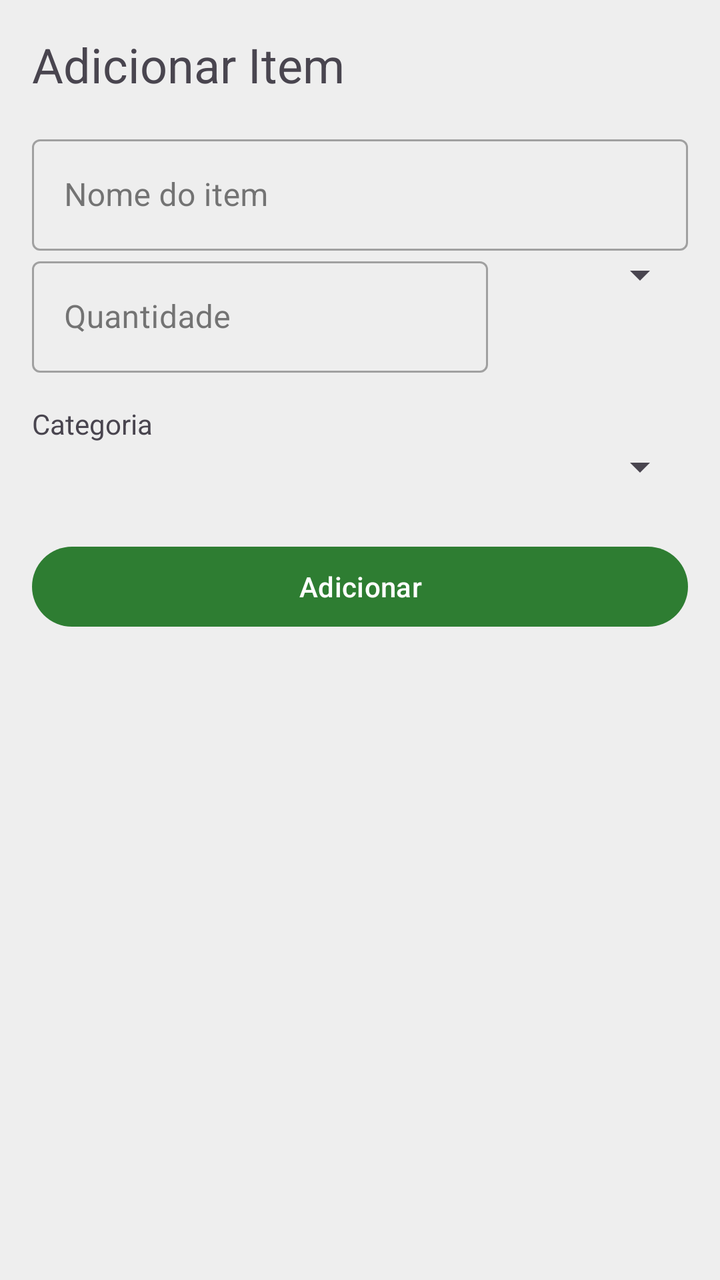
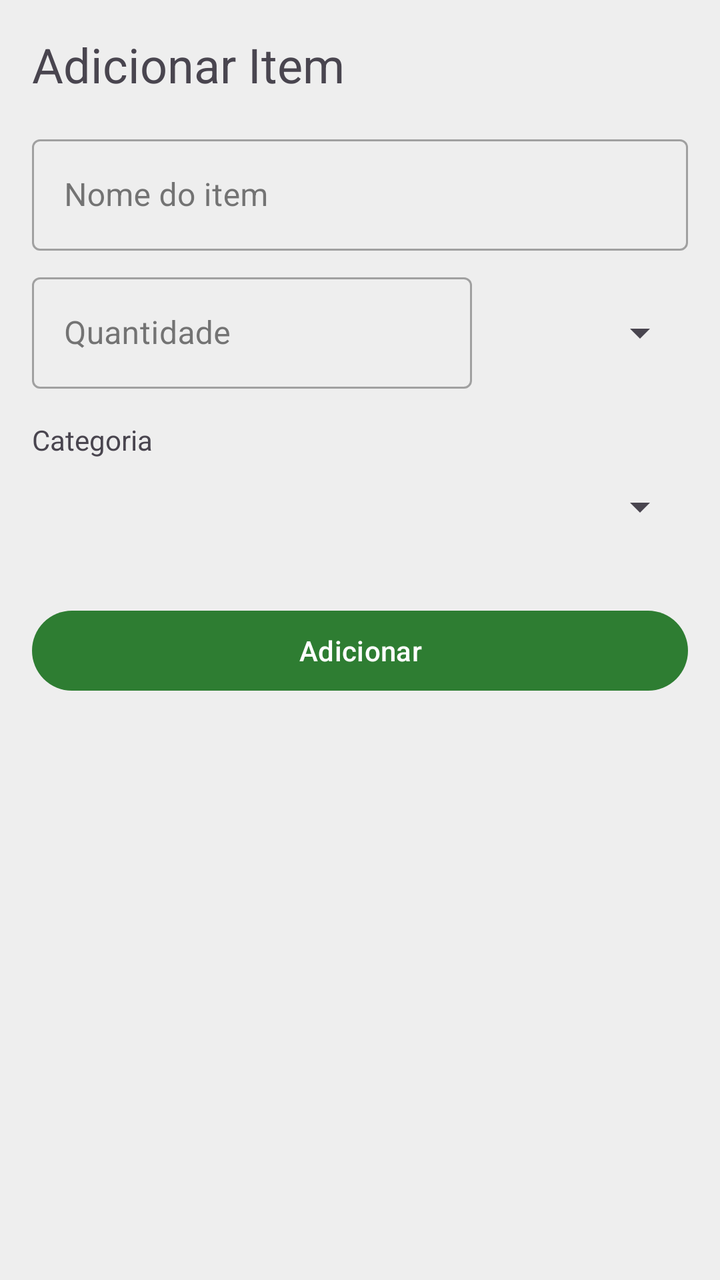

Compare the two renders of this Android layout. The source of the first and the diff that turns it into the second are given below.
<!-- AndroidManifest.xml: application theme Theme.hypergenericlistforbuyingstuff -->
<!-- res/layout/activity_add_item.xml -->
<LinearLayout xmlns:android="http://schemas.android.com/apk/res/android"
    android:layout_width="match_parent"
    android:layout_height="match_parent"
    android:orientation="vertical"
    android:padding="16dp">

    <TextView
        android:id="@+id/textViewTitle"
        android:layout_width="wrap_content"
        android:layout_height="wrap_content"
        android:text="Adicionar Item"
        android:textSize="24sp"
        android:layout_marginBottom="16dp" />

    <com.google.android.material.textfield.TextInputLayout
        android:id="@+id/textInputLayoutItemName"
        android:layout_width="match_parent"
        android:layout_height="wrap_content"
        style="@style/Widget.MaterialComponents.TextInputLayout.OutlinedBox">

        <com.google.android.material.textfield.TextInputEditText
            android:id="@+id/editTextItemName"
            android:layout_width="match_parent"
            android:layout_height="wrap_content"
            android:hint="Nome do item" />
    </com.google.android.material.textfield.TextInputLayout>

    <LinearLayout
        android:layout_width="match_parent"
        android:layout_height="wrap_content"
        android:orientation="horizontal">

        <com.google.android.material.textfield.TextInputLayout
            android:id="@+id/textInputLayoutQuantity"
            android:layout_width="0dp"
            android:layout_weight="1"
            android:layout_height="wrap_content"
            style="@style/Widget.MaterialComponents.TextInputLayout.OutlinedBox">

            <com.google.android.material.textfield.TextInputEditText
                android:id="@+id/editTextQuantity"
                android:layout_width="match_parent"
                android:layout_height="wrap_content"
                android:hint="Quantidade"
                android:inputType="numberDecimal" />
        </com.google.android.material.textfield.TextInputLayout>

        <Spinner
            android:id="@+id/spinnerUnit"
            android:layout_width="wrap_content"
            android:layout_height="wrap_content"
            android:minWidth="100dp" />
    </LinearLayout>

    <TextView
        android:layout_width="wrap_content"
        android:layout_height="wrap_content"
        android:layout_marginTop="16dp"
        android:text="Categoria" />

    <Spinner
        android:id="@+id/spinnerCategory"
        android:layout_width="match_parent"
        android:layout_height="wrap_content" />

    <Button
        android:id="@+id/buttonAddItem"
        android:layout_width="match_parent"
        android:layout_height="wrap_content"
        android:layout_marginTop="24dp"
        android:text="Adicionar" />
</LinearLayout>
<!-- resources referenced by this layout -->
<resources>
  <style name="Theme.hypergenericlistforbuyingstuff" parent="Theme.Material3.DayNight.NoActionBar">
  
          <item name="colorPrimary">#2E7D32</item>
          <item name="colorOnPrimary">#FFFFFF</item>
  
          <item name="colorPrimaryContainer">#81C784</item>
          <item name="colorOnPrimaryContainer">#1B5E20</item>
  
          <item name="colorSecondary">#BDBDBD</item>
          <item name="colorOnSecondary">#212121</item>
  
          <item name="colorSecondaryContainer">#F5F5F5</item>
          <item name="colorOnSecondaryContainer">#616161</item>
  
          <item name="android:colorBackground">#EEEEEE</item>
          <item name="colorOnBackground">#212121</item>
          <item name="colorSurface">#FFFFFF</item>
  
          <item name="colorOnSurface">#212121</item>
  
          <item name="android:statusBarColor">?attr/colorPrimary</item>
      </style>
</resources>

<!-- the commit's change to res/layout/activity_add_item.xml (unified diff, before → after) -->
@@ -1,72 +1,82 @@
-<LinearLayout xmlns:android="http://schemas.android.com/apk/res/android"
+<?xml version="1.0" encoding="utf-8"?>
+<ScrollView xmlns:android="http://schemas.android.com/apk/res/android"
     android:layout_width="match_parent"
-    android:layout_height="match_parent"
-    android:orientation="vertical"
-    android:padding="16dp">
-
-    <TextView
-        android:id="@+id/textViewTitle"
-        android:layout_width="wrap_content"
-        android:layout_height="wrap_content"
-        android:text="Adicionar Item"
-        android:textSize="24sp"
-        android:layout_marginBottom="16dp" />
-
-    <com.google.android.material.textfield.TextInputLayout
-        android:id="@+id/textInputLayoutItemName"
-        android:layout_width="match_parent"
-        android:layout_height="wrap_content"
-        style="@style/Widget.MaterialComponents.TextInputLayout.OutlinedBox">
-
-        <com.google.android.material.textfield.TextInputEditText
-            android:id="@+id/editTextItemName"
-            android:layout_width="match_parent"
-            android:layout_height="wrap_content"
-            android:hint="Nome do item" />
-    </com.google.android.material.textfield.TextInputLayout>
+    android:layout_height="wrap_content">
 
     <LinearLayout
         android:layout_width="match_parent"
         android:layout_height="wrap_content"
-        android:orientation="horizontal">
+        android:orientation="vertical"
+        android:padding="16dp">
+
+        <TextView
+            android:id="@+id/textViewTitle"
+            android:layout_width="wrap_content"
+            android:layout_height="wrap_content"
+            android:layout_marginBottom="16dp"
+            android:text="Adicionar Item"
+            android:textSize="24sp" />
 
         <com.google.android.material.textfield.TextInputLayout
-            android:id="@+id/textInputLayoutQuantity"
-            android:layout_width="0dp"
-            android:layout_weight="1"
-            android:layout_height="wrap_content"
-            style="@style/Widget.MaterialComponents.TextInputLayout.OutlinedBox">
+            android:id="@+id/textInputLayoutItemName"
+            style="@style/Widget.MaterialComponents.TextInputLayout.OutlinedBox"
+            android:layout_width="match_parent"
+            android:layout_height="wrap_content">
 
             <com.google.android.material.textfield.TextInputEditText
-                android:id="@+id/editTextQuantity"
+                android:id="@+id/editTextItemName"
                 android:layout_width="match_parent"
                 android:layout_height="wrap_content"
-                android:hint="Quantidade"
-                android:inputType="numberDecimal" />
+                android:hint="Nome do item" />
         </com.google.android.material.textfield.TextInputLayout>
 
-        <Spinner
-            android:id="@+id/spinnerUnit"
+        <LinearLayout
+            android:layout_width="match_parent"
+            android:layout_height="wrap_content"
+            android:layout_marginTop="8dp"
+            android:orientation="horizontal">
+
+            <com.google.android.material.textfield.TextInputLayout
+                android:id="@+id/textInputLayoutQuantity"
+                style="@style/Widget.MaterialComponents.TextInputLayout.OutlinedBox"
+                android:layout_width="0dp"
+                android:layout_height="wrap_content"
+                android:layout_weight="1">
+
+                <com.google.android.material.textfield.TextInputEditText
+                    android:id="@+id/editTextQuantity"
+                    android:layout_width="match_parent"
+                    android:layout_height="wrap_content"
+                    android:hint="Quantidade"
+                    android:inputType="numberDecimal" />
+            </com.google.android.material.textfield.TextInputLayout>
+
+            <Spinner
+                android:id="@+id/spinnerUnit"
+                android:layout_width="wrap_content"
+                android:layout_height="56dp"
+                android:layout_gravity="bottom"
+                android:layout_marginStart="8dp"
+                android:minWidth="100dp" />
+        </LinearLayout>
+
+        <TextView
             android:layout_width="wrap_content"
             android:layout_height="wrap_content"
-            android:minWidth="100dp" />
+            android:layout_marginTop="16dp"
+            android:text="Categoria" />
+
+        <Spinner
+            android:id="@+id/spinnerCategory"
+            android:layout_width="match_parent"
+            android:layout_height="wrap_content"
+            android:minHeight="48dp" />
+
+        <Button
+            android:id="@+id/buttonAddItem"
+            android:layout_width="match_parent"
+            android:layout_height="wrap_content"
+            android:layout_marginTop="24dp"
+            android:text="Adicionar" />
     </LinearLayout>
-
-    <TextView
-        android:layout_width="wrap_content"
-        android:layout_height="wrap_content"
-        android:layout_marginTop="16dp"
-        android:text="Categoria" />
-
-    <Spinner
-        android:id="@+id/spinnerCategory"
-        android:layout_width="match_parent"
-        android:layout_height="wrap_content" />
-
-    <Button
-        android:id="@+id/buttonAddItem"
-        android:layout_width="match_parent"
-        android:layout_height="wrap_content"
-        android:layout_marginTop="24dp"
-        android:text="Adicionar" />
-</LinearLayout>
+</ScrollView>
